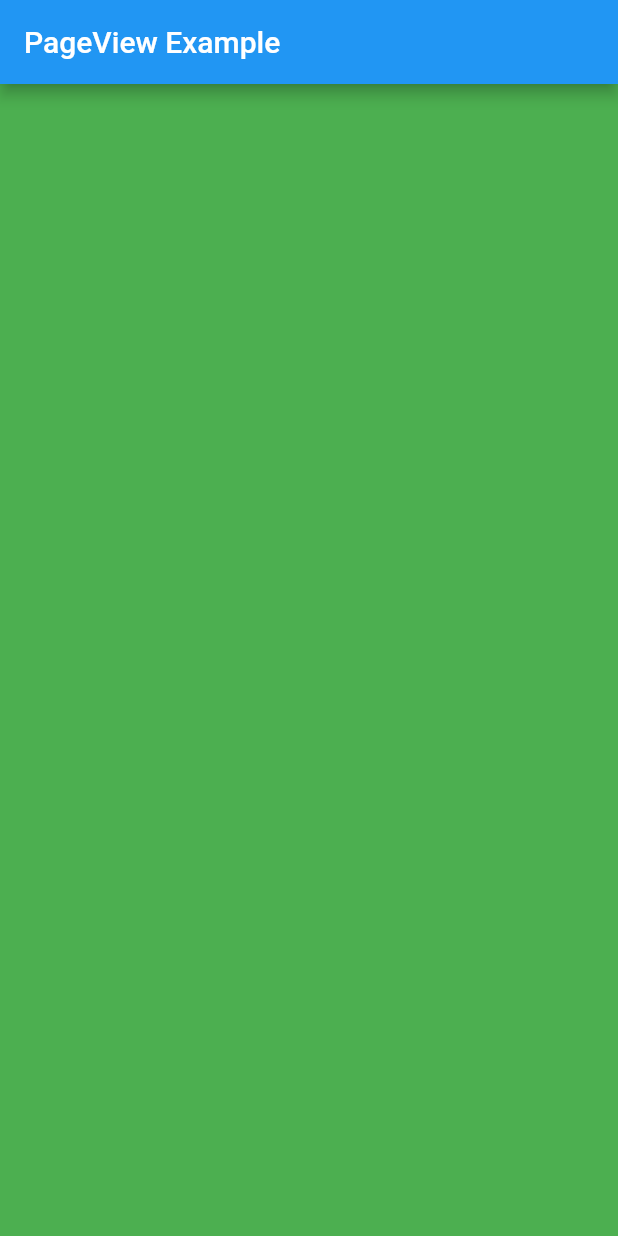
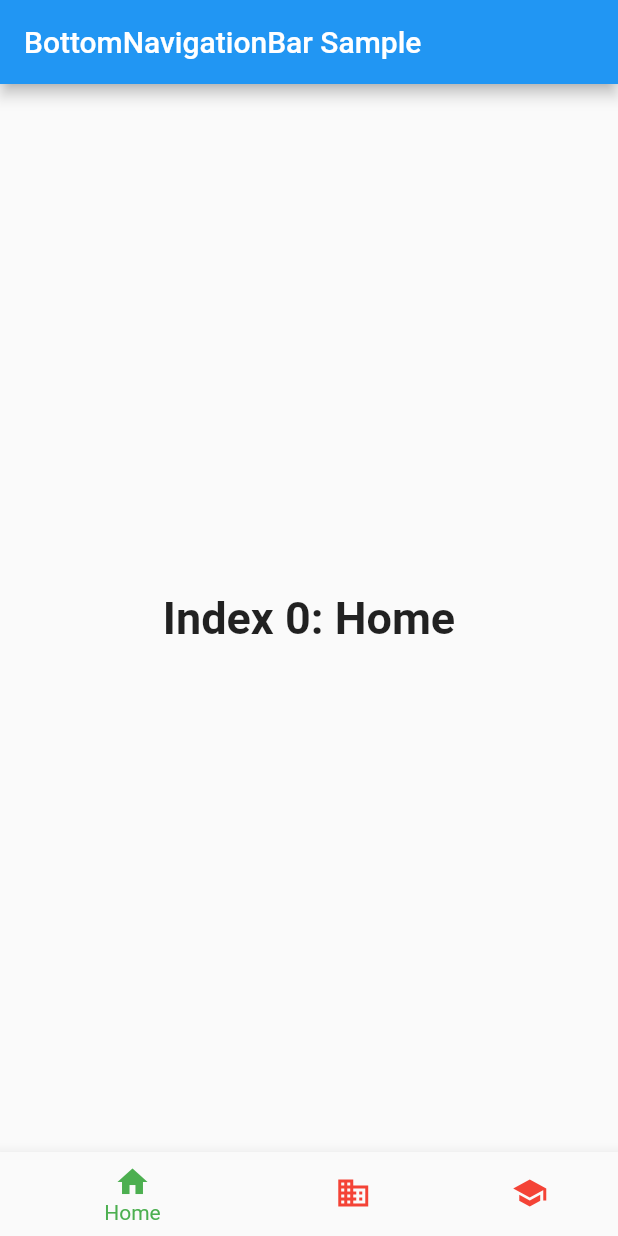
Before and after one commit to gyeongseokKang/flutter_tutorial, a Flutter app: the screen it shows after launch, on a phone screen of 412 x 824 dp. Run offline on Flutter 3.47's test engine with Material 2 defaults, Android fonts, the phone set to English and light mode, and no system bars.

Commit message:
[Tutorial] #6 NavigationBar

```diff
--- a/lib/main.dart
+++ b/lib/main.dart
@@ -18,32 +18,57 @@ class MyApp extends StatelessWidget {
 /// This is the stateless widget that the main application instantiates.
 class MyFirstWidget extends StatelessWidget {
   MyFirstWidget({Key key}) : super(key: key);
+  int _selectedIndex = 0;
+  static const TextStyle optionStyle = TextStyle(fontSize: 30, fontWeight: FontWeight.bold);
+  static const List<Widget> _widgetOptions = <Widget>[
+    Text(
+      'Index 0: Home',
+      style: optionStyle,
+    ),
+    Text(
+      'Index 1: Business',
+      style: optionStyle,
+    ),
+    Text(
+      'Index 2: School',
+      style: optionStyle,
+    ),
+  ];
+
+  void _onItemTapped(int index) {
+    _selectedIndex = index;
+  }
 
   @override
   Widget build(BuildContext context) {
     return Scaffold(
       appBar: AppBar(
-        title: const Text('PageView Example'),
+        title: const Text('BottomNavigationBar Sample'),
       ),
-      body: PageView(
-        children: <Widget>[
-          Container(
-            width: 100,
-            height: 100,
-            color: Colors.green,
+      body: Center(
+        child: _widgetOptions.elementAt(_selectedIndex),
+      ),
+      bottomNavigationBar: BottomNavigationBar(
+        items: const <BottomNavigationBarItem>[
+          BottomNavigationBarItem(
+            icon: Icon(Icons.home),
+            title: Text('Home'),
           ),
-          Container(
-            width: 100,
-            height: 100,
-            color: Colors.red,
+          BottomNavigationBarItem(
+            icon: Icon(Icons.business),
+            title: Text('Business'),
           ),
-          Container(
-            width: 100,
-            height: 100,
-            color: Colors.blue,
+          BottomNavigationBarItem(
+            icon: Icon(Icons.school),
+            title: Text('School'),
           ),
         ],
-      )
+        currentIndex: _selectedIndex,
+        selectedItemColor: Colors.green,
+        onTap: _onItemTapped,
+        type: BottomNavigationBarType.shifting,
+        unselectedItemColor : Colors.red
+      ),
     );
   }
 }
```
